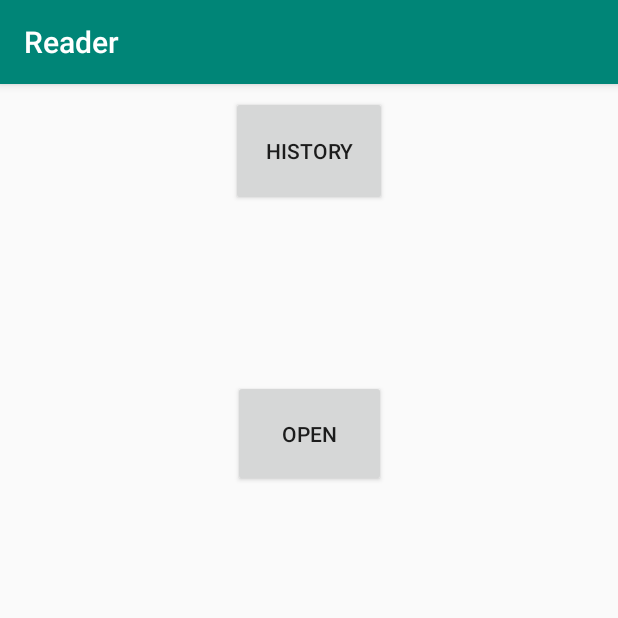
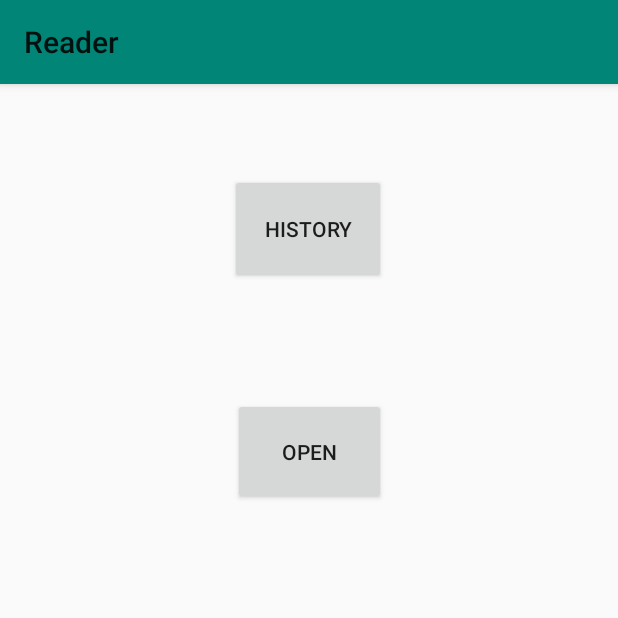
Before and after one commit to akarazeev/Reader, an Android app: the screen it shows after launch (MainActivity), on a phone screen of 412 x 824 dp, the top half of it. Run offline under Robolectric (Android 15) with nearby library versions, the phone set to English and light mode, and no system bars; libraries missing offline, so code that uses them is left out: cz.msebera.android, nl.siegmann.epublib; 4 statements that could not run were skipped.

Commit message:
Добавление меню в главное окно приложения

```diff
--- a/Reader/app/src/main/AndroidManifest.xml
+++ b/Reader/app/src/main/AndroidManifest.xml
@@ -12,7 +12,7 @@
         android:roundIcon="@mipmap/ic_launcher_round"
         android:supportsRtl="true"
         android:usesCleartextTraffic="true"
-        android:theme="@style/AppTheme">
+        android:theme="@style/Theme.AppCompat.Light.NoActionBar">
         <activity android:name=".MainActivity">
             <intent-filter>
                 <action android:name="android.intent.action.MAIN" />
@@ -21,6 +21,7 @@
             </intent-filter>
         </activity>
         <activity android:name=".ScreenSlidePagerActivity"/>
+        <activity android:name=".LoginActivity"/>
     </application>
 
 </manifest>
--- a/Reader/app/src/main/res/layout/activity_main.xml
+++ b/Reader/app/src/main/res/layout/activity_main.xml
@@ -7,18 +7,29 @@
     android:layout_height="match_parent"
     tools:context=".MainActivity">
 
+    <android.support.v7.widget.Toolbar
+        android:id="@+id/my_toolbar"
+        android:layout_width="match_parent"
+        android:layout_height="?attr/actionBarSize"
+        android:background="@color/colorPrimary"
+        android:elevation="4dp"
+        android:theme="@style/ThemeOverlay.AppCompat.ActionBar"
+        app:layout_constraintTop_toTopOf="parent"
+        app:popupTheme="@style/ThemeOverlay.AppCompat.Light"
+        tools:layout_editor_absoluteX="-16dp" />
+
     <Button
         android:id="@+id/button_history"
         android:layout_width="104dp"
         android:layout_height="73dp"
         android:layout_marginStart="8dp"
-        android:layout_marginTop="8dp"
+        android:layout_marginTop="60dp"
         android:layout_marginEnd="8dp"
         android:text="history"
         app:layout_constraintEnd_toEndOf="parent"
-        app:layout_constraintHorizontal_bias="0.501"
+        app:layout_constraintHorizontal_bias="0.498"
         app:layout_constraintStart_toStartOf="parent"
-        app:layout_constraintTop_toTopOf="parent" />
+        app:layout_constraintTop_toBottomOf="@+id/my_toolbar" />
 
     <Button
         android:id="@+id/button_open"
--- /dev/null
+++ b/Reader/app/src/main/res/menu/menu_logged.xml
@@ -0,0 +1,17 @@
+<?xml version="1.0" encoding="utf-8"?>
+<menu xmlns:android="http://schemas.android.com/apk/res/android"
+    xmlns:app="http://schemas.android.com/apk/res-auto">
+
+    <item android:id="@+id/action_open"
+        android:title="Open book"
+        app:showAsAction="never"/>
+
+    <item android:id="@+id/action_settings"
+        android:title="Settings"
+        app:showAsAction="never"/>
+
+    <item android:id="@+id/action_logout"
+        android:title="Logout"
+        app:showAsAction="never"/>
+
+</menu>
--- /dev/null
+++ b/Reader/app/src/main/res/menu/menu_notlogged.xml
@@ -0,0 +1,17 @@
+<?xml version="1.0" encoding="utf-8"?>
+<menu xmlns:android="http://schemas.android.com/apk/res/android"
+    xmlns:app="http://schemas.android.com/apk/res-auto">
+
+    <item android:id="@+id/action_login"
+        android:title="Login"
+        app:showAsAction="never"/>
+
+    <item android:id="@+id/action_open"
+        android:title="Open book"
+        app:showAsAction="never"/>
+
+    <item android:id="@+id/action_settings"
+        android:title="Settings"
+        app:showAsAction="never"/>
+
+</menu>
```
Also changed, not shown: Reader/app/src/main/java/com/github/pashmentov96/reader/MainActivity.java (+72 -14 lines).
